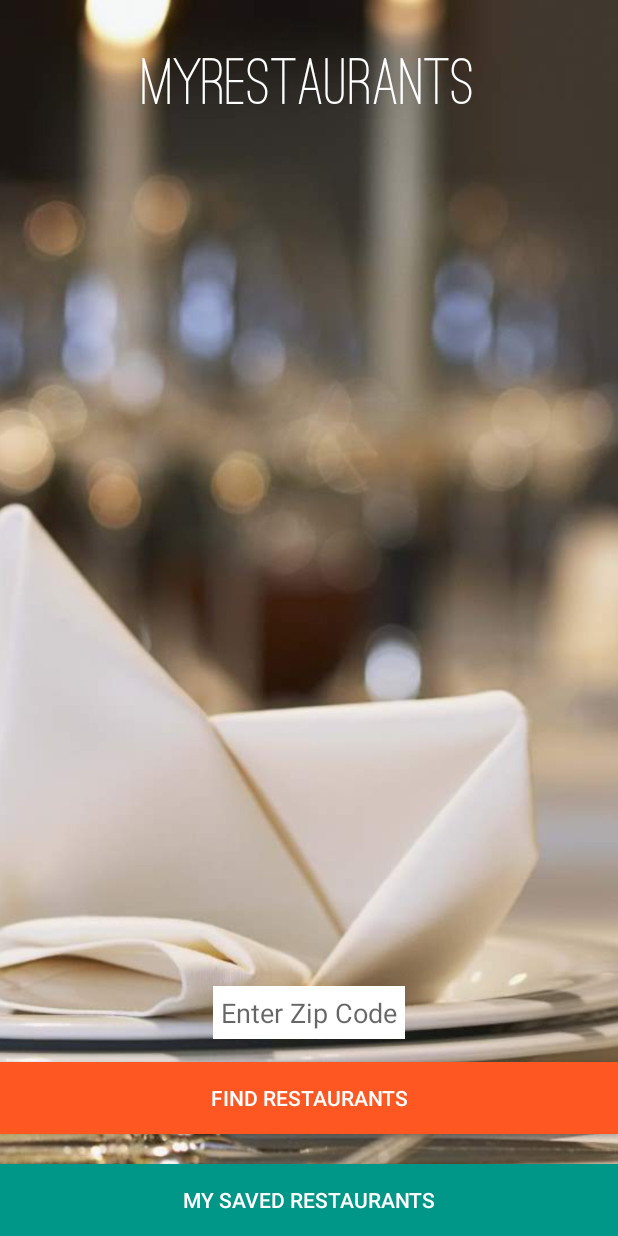
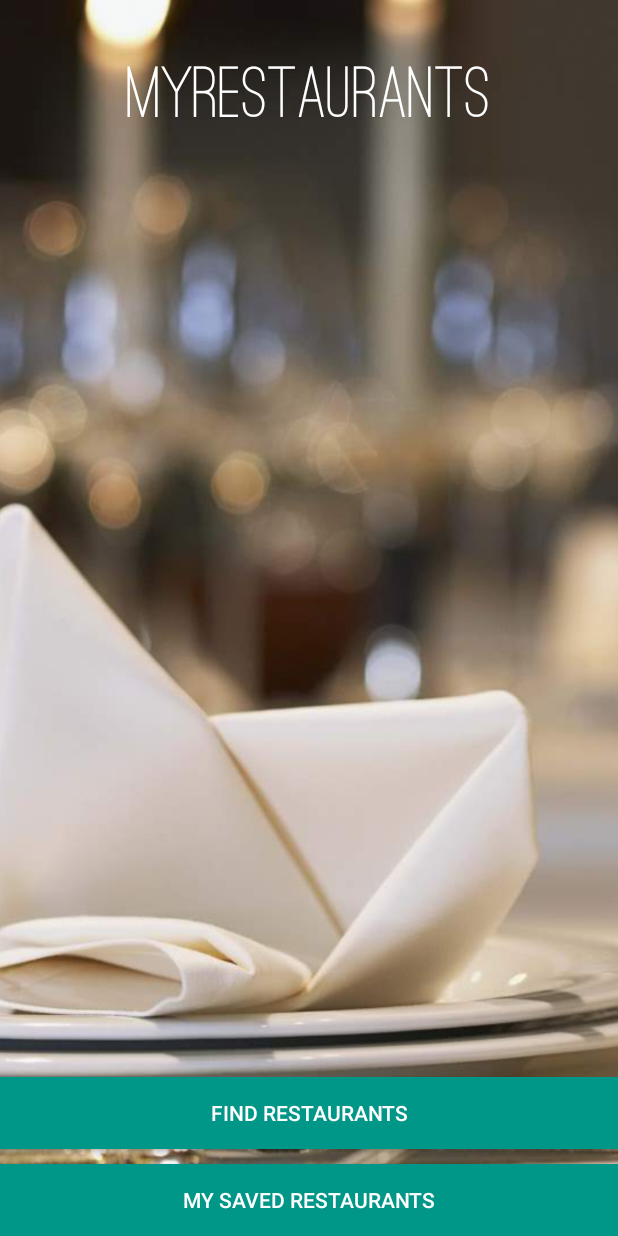
Before and after one commit to GathuaKiragu/Food-Court-Android-App, an Android app: the MainActivity screen opened directly, with no data from a screen before it, on a phone screen of 412 x 824 dp. Run offline under Robolectric (Android 15) with nearby library versions, the phone set to English and light mode, and no system bars; our stand-ins replace ButterKnife, Firebase (no records; nobody signed in at launch, a user with empty details on screens opened directly).

```diff
--- a/app/build.gradle
+++ b/app/build.gradle
@@ -54,8 +54,7 @@ dependencies {
     androidTestCompile('com.android.support.test:runner:0.3') {
         exclude group: 'com.android.support', module: 'support-annotations'
     }
-    compile 'com.google.firebase:firebase-auth:9.2.1' +
-            ''
+    compile 'com.google.firebase:firebase-auth:9.2.1'
     compile 'com.android.support:appcompat-v7:23.0.1'
     compile 'com.android.support:recyclerview-v7:23.0.1'
     compile 'com.squareup.picasso:picasso:2.5.2'
--- a/app/src/main/AndroidManifest.xml
+++ b/app/src/main/AndroidManifest.xml
@@ -14,7 +14,7 @@
             android:name=".ui.MainActivity"
             android:theme="@style/NoActionBarTheme">
         </activity>
-        <activity android:name=".ui.RestaurantsActivity">
+        <activity android:name=".ui.RestaurantListActivity">
             <meta-data
                 android:name="android.support.PARENT_ACTIVITY"
                 android:value=".ui.MainActivity" />
--- a/app/src/main/java/com/epicodus/myrestaurants/ui/MainActivity.java
+++ b/app/src/main/java/com/epicodus/myrestaurants/ui/MainActivity.java
@@ -1,7 +1,9 @@
 package com.epicodus.myrestaurants.ui;
 
 import android.content.Intent;
+import android.content.SharedPreferences;
 import android.graphics.Typeface;
+import android.preference.PreferenceManager;
 import android.support.v7.app.AppCompatActivity;
 import android.os.Bundle;
 import android.util.Log;
@@ -22,43 +24,17 @@ import butterknife.Bind;
 import butterknife.ButterKnife;
 
 public class MainActivity extends AppCompatActivity implements View.OnClickListener {
-    private DatabaseReference mSearchedLocationReference;
+//    private DatabaseReference mSearchedLocationReference;
 
     @Bind(R.id.findRestaurantsButton) Button mFindRestaurantsButton;
-    @Bind(R.id.locationEditText) EditText mLocationEditText;
     @Bind(R.id.appNameTextView) TextView mAppNameTextView;
     @Bind(R.id.savedRestaurantsButton) Button mSavedRestaurantsButton;
 
-
-    //    private SharedPreferences mSharedPreferences;
-//    private SharedPreferences.Editor mEditor;\
-    private ValueEventListener mSearchedLocationReferenceListener;
-
-
-
+//    private SharedPreferences mSharedPreferences;
+//    private SharedPreferences.Editor mEditor;
 
     @Override
     protected void onCreate(Bundle savedInstanceState) {
-        mSearchedLocationReference= FirebaseDatabase
-                .getInstance()
-                .getReference()
-                .child(Constants.FIREBASE_CHILD_SEARCHED_LOCATION);
-
-        mSearchedLocationReference.addValueEventListener(new ValueEventListener() { //attach listener
-
-            @Override
-            public void onDataChange(DataSnapshot dataSnapshot) { //something changed!
-                for (DataSnapshot locationSnapshot : dataSnapshot.getChildren()) {
-                    String location = locationSnapshot.getValue().toString();
-                    Log.d("Locations updated", "location: " + location); //log
-                }
-            }
-
-            @Override
-            public void onCancelled(DatabaseError databaseError) { //update UI here if error occurred.
-
-            }
-        });
         super.onCreate(savedInstanceState);
         setContentView(R.layout.activity_main);
         ButterKnife.bind(this);
@@ -73,15 +49,8 @@ public class MainActivity extends AppCompatActivity implements View.OnClickListe
 
     @Override
     public void onClick(View v) {
-        if(v == mFindRestaurantsButton) {
-            String location = mLocationEditText.getText().toString();
-//            if(!location.equals("")){
-//                addToSharedPreference(location);
-//            }
-            saveLocationToFirebase(location);
-
+        if (v == mFindRestaurantsButton) {
             Intent intent = new Intent(MainActivity.this, RestaurantsActivity.class);
-            intent.putExtra("location", location);
             startActivity(intent);
         }
         if (v == mSavedRestaurantsButton) {
@@ -89,15 +58,4 @@ public class MainActivity extends AppCompatActivity implements View.OnClickListe
             startActivity(intent);
         }
     }
-    public void saveLocationToFirebase(String location) {
-        mSearchedLocationReference.push().setValue(location);
-    }
-    @Override
-    protected void onDestroy() {
-        super.onDestroy();
-        mSearchedLocationReference.removeEventListener(mSearchedLocationReferenceListener);
-    }
-//    private void addToSharedPreferences(String location){
-//        mEditor.putString(Constants.PREFERENCES_LOCATION_KEY, location).apply();
-//    }
 }
--- a/app/src/main/res/layout/activity_main.xml
+++ b/app/src/main/res/layout/activity_main.xml
@@ -1,44 +1,42 @@
 <?xml version="1.0" encoding="utf-8"?>
 <RelativeLayout xmlns:android="http://schemas.android.com/apk/res/android"
-    xmlns:app="http://schemas.android.com/apk/res-auto"
     xmlns:tools="http://schemas.android.com/tools"
     android:layout_width="match_parent"
     android:layout_height="match_parent"
-    tools:context="com.epicodus.myrestaurants.ui.MainActivity"
+    tools:context=".ui.MainActivity"
     android:background="#000000">
 
-
     <ImageView
+        android:layout_width="wrap_content"
+        android:layout_height="match_parent"
         android:id="@+id/imageView"
-        android:layout_width="wrap_content"
-        android:layout_height="wrap_content"
         android:src="@drawable/wallpaper"
-        android:scaleType="centerCrop"
-        android:layout_alignParentRight="true"
-        android:layout_alignParentEnd="true" />
+        android:scaleType="centerCrop" />
 
     <TextView
         android:layout_width="wrap_content"
         android:layout_height="wrap_content"
         android:text="MyRestaurants"
+        android:layout_marginTop="40dp"
+        android:textColor="@color/colorTextIcons"
+        android:textSize="50sp"
+        android:textStyle="bold"
+        android:id="@+id/appNameTextView"
         android:layout_alignParentTop="true"
-        android:layout_centerHorizontal="true"
-        android:layout_marginTop="35dp"
+        android:layout_centerHorizontal="true" />
+
+    <Button
+        android:layout_width="match_parent"
+        android:layout_height="wrap_content"
+        android:text="Find Restaurants"
+        android:id="@+id/findRestaurantsButton"
+        android:background="@color/colorAccent"
         android:textColor="@color/colorTextIcons"
-        android:textSize="45sp"
-        android:textStyle="bold"
-        android:id="@+id/appNameTextView"/>
-
-    <EditText
-        android:layout_width="wrap_content"
-        android:layout_height="wrap_content"
-        android:id="@+id/locationEditText"
-        android:background="@color/colorTextIcons"
-        android:layout_marginBottom="83dp"
-        android:padding="5dp"
-        android:hint="Enter Zip Code"
+        android:visibility="visible"
         android:layout_above="@+id/savedRestaurantsButton"
-        android:layout_centerHorizontal="true" />
+        android:layout_alignParentLeft="true"
+        android:layout_alignParentStart="true"
+        android:layout_marginBottom="10dp" />
 
     <Button
         android:layout_width="match_parent"
@@ -52,16 +50,4 @@
         android:layout_alignParentLeft="true"
         android:layout_alignParentStart="true"/>
 
-    <Button
-        android:layout_width="match_parent"
-        android:layout_height="wrap_content"
-        android:text="Find Restaurants"
-        android:id="@+id/findRestaurantsButton"
-        android:background="@color/colorPrimary"
-        android:textColor="@color/colorTextIcons"
-        android:layout_above="@+id/savedRestaurantsButton"
-        android:layout_alignParentLeft="true"
-        android:layout_alignParentStart="true"
-        android:layout_marginBottom="20dp" />
-
 </RelativeLayout>
```
Also changed, not shown: app/src/main/java/com/epicodus/myrestaurants/ui/LoginActivity.java (+24 -1 lines), app/src/main/java/com/epicodus/myrestaurants/ui/RestaurantsActivity.java (+52 -12 lines).
